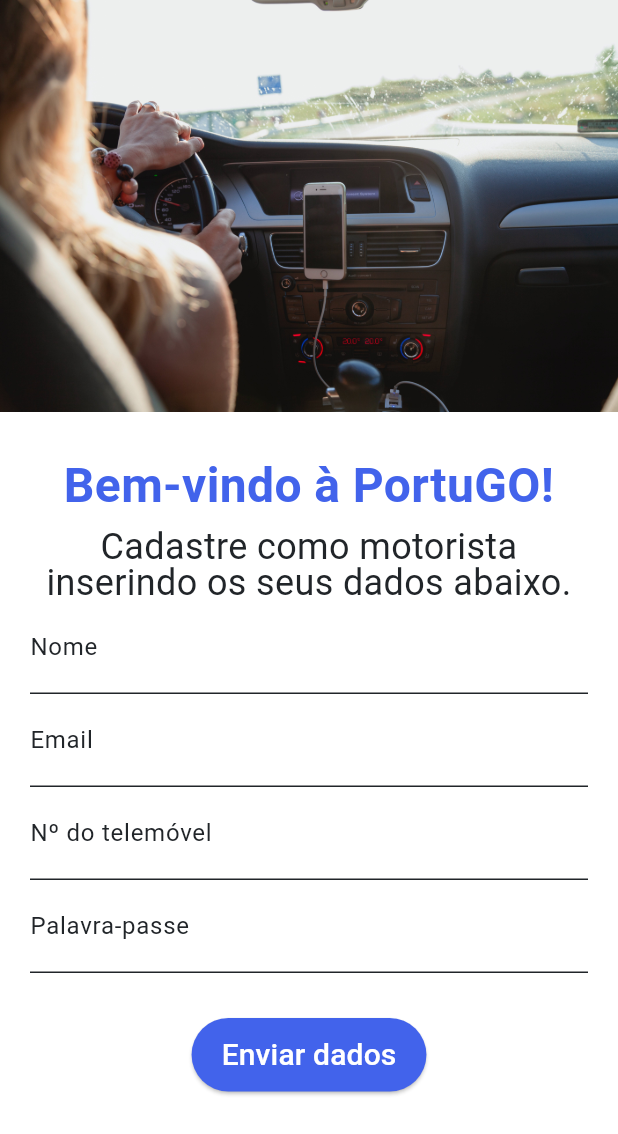
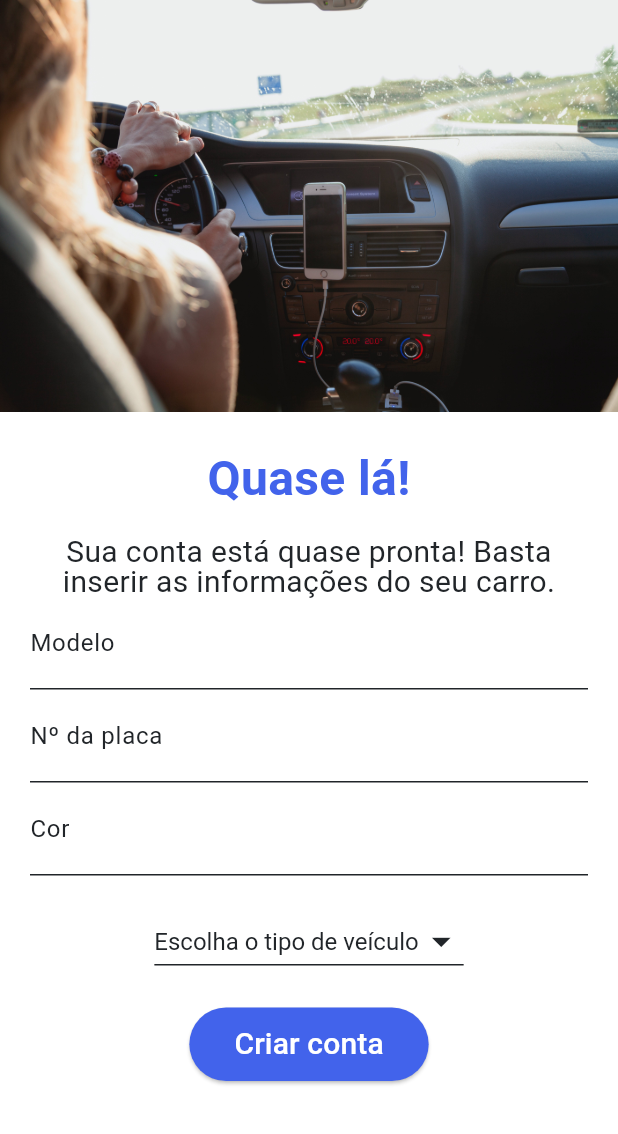
Before and after one commit to LeonardoDuarteCoelho/portu-go-app, a Flutter app: the screen it shows after launch, after a tap on "Enviar dados", on a phone screen of 412 x 824 dp. Shown: the top 1134 px of the screen. Run offline on Flutter 3.47's test engine with Material 3 defaults, Android fonts, the phone set to English and light mode, and no system bars.

Commit message:
"Car Details" screen completed.

```diff
--- /dev/null
+++ b/lib/authenticationScreens/car_info_screen.dart
@@ -0,0 +1,168 @@
+import 'package:flutter/material.dart';
+import 'package:portu_go_driver/authenticationScreens/signup_screen.dart';
+import 'package:portu_go_driver/components/text_input.dart';
+import 'package:portu_go_driver/constants.dart';
+
+import '../components/button.dart';
+
+class CarInfoScreen extends StatefulWidget {
+  const CarInfoScreen({super.key});
+
+  @override
+  State<CarInfoScreen> createState() => _CarInfoScreenState();
+}
+
+class _CarInfoScreenState extends State<CarInfoScreen> {
+  // 'TextEditingController' is basically what permits us to set text, via code, into text fields.
+  TextEditingController carModelTextEditingController  = TextEditingController();
+  TextEditingController carNumberTextEditingController = TextEditingController();
+  TextEditingController carColorTextEditingController  = TextEditingController();
+
+  // Car types for the driver to choose:
+  List<String> carTypesList = [
+    'Prime', // For SUVs or minivans; minimum of 6 seats and lots os space for baggage.
+    'GO', // PortuGO's standard ride; 2 to 4 seats and may or may not have a trunk.
+  ];
+  String? selectedCarType;
+  Map<String, String> carTypeExplanations = {
+    'Prime': AppStrings.carPrimeExplanation,
+    'GO': AppStrings.carGoExplanation,
+  };
+
+  @override
+  Widget build(BuildContext context) {
+    return Scaffold(
+      backgroundColor: AppColors.white,
+      // For getting the driver's car info from the multiples text fields:
+      body: SingleChildScrollView(
+        child: Column(
+          mainAxisAlignment: MainAxisAlignment.start,
+          children: [
+            Image.asset('images/pexels-peter-fazekas-1386649.jpg'),
+            Padding(
+              padding: const EdgeInsets.all(AppSpaceValues.space3),
+              child: Column(
+                children: [
+                  const SizedBox(height: AppSpaceValues.space1),
+
+                  const Text(
+                    AppStrings.greetingsUserMessage,
+                    textAlign: TextAlign.center,
+                    style: TextStyle(
+                      fontFamily: AppFontFamilies.primaryFont,
+                      fontSize: AppFontSizes.xl,
+                      fontWeight: AppFontWeights.bold,
+                      color: AppColors.indigo7,
+                      height: AppLineHeights.ml,
+                    ),
+                  ),
+
+                  const SizedBox(height: AppSpaceValues.space3),
+
+                  const Text(
+                    AppStrings.insertCarInfoMessage,
+                    textAlign: TextAlign.center,
+                    style: TextStyle(
+                      fontFamily: AppFontFamilies.primaryFont,
+                      fontSize: AppFontSizes.ml,
+                      fontWeight: AppFontWeights.regular,
+                      color: AppColors.gray9,
+                      height: AppLineHeights.m,
+                    ),
+                  ),
+
+                  // --> Driver's car model:
+                  CustomTextInput(
+                    controller: carModelTextEditingController,
+                    labelText: AppStrings.carModelTextField,
+                    hintText: AppStrings.carModelTextField,
+                  ),
+
+                  // --> Driver's car model:
+                  CustomTextInput(
+                    controller: carNumberTextEditingController,
+                    labelText: AppStrings.carNumberTextField,
+                    hintText: AppStrings.carNumberTextField,
+                  ),
+
+                  // --> Driver's car model:
+                  CustomTextInput(
+                    controller: carColorTextEditingController,
+                    labelText: AppStrings.carColorTextField,
+                    hintText: AppStrings.carColorTextField,
+                  ),
+
+                  const SizedBox(height: AppSpaceValues.space3),
+
+                  // --> Driver's car type (check string array 'carTypesList'):
+                  DropdownButton(
+                    iconDisabledColor: AppColors.gray3,
+                    iconEnabledColor: AppColors.gray9,
+                    iconSize: 30,
+                    underline: Container(
+                      height: 1,
+                      color: AppColors.gray9,
+                    ),
+                    style: const TextStyle(
+                      fontSize: AppFontSizes.m,
+                      color: AppColors.gray9,
+                    ),
+                    hint: const Text(
+                        AppStrings.carTypeDropdownHint,
+                        style: TextStyle(
+                          fontSize: AppFontSizes.m,
+                          color: AppColors.gray9,
+                        ),
+                    ),
+                    value: selectedCarType,
+                    items: carTypesList.map((carType){
+                      return DropdownMenuItem(
+                        value: carType,
+                        child: Text(
+                          carType,
+                          style: const TextStyle(
+                              fontSize: AppFontSizes.ml,
+                              color: AppColors.gray9
+                          ),
+                        ),
+                      );
+                    }).toList(),
+                    onChanged: (newValue) {
+                      setState(() {
+                        selectedCarType = newValue.toString();
+                      });
+                    }
+                  ),
+
+                  if (selectedCarType != null)
+                    Padding(
+                      padding: const EdgeInsets.all(8.0),
+                      child: Text(
+                        carTypeExplanations[selectedCarType] ?? '', // Display the explanation
+                        textAlign: TextAlign.center,
+                        style: const TextStyle(
+                          fontSize: AppFontSizes.m,
+                          height: AppLineHeights.m,
+                          color: AppColors.gray9,
+                        ),
+                      ),
+                    ),
+
+                  const SizedBox(height: AppSpaceValues.space3),
+
+                  CustomButton(
+                      text: AppStrings.createAccountButton,
+                      onPressed: () {
+                        Navigator.push(context, MaterialPageRoute(builder: (c) => const SignUpScreen()));
+                      }
+                  ),
+
+                ],
+              ),
+            ),
+          ],
+        ),
+      ),
+    );
+  }
+}
--- a/lib/authenticationScreens/signup_screen.dart
+++ b/lib/authenticationScreens/signup_screen.dart
@@ -1,4 +1,5 @@
 import 'package:flutter/material.dart';
+import 'package:portu_go_driver/authenticationScreens/car_info_screen.dart';
 import 'package:portu_go_driver/components/button.dart';
 import 'package:portu_go_driver/constants.dart';
 import 'package:portu_go_driver/components/text_input.dart';
@@ -26,13 +27,12 @@
         child: Column(
             mainAxisAlignment: MainAxisAlignment.start,
             children: [
-
-              Image.asset('images/pexels-peter-fazekas-1386649.jpg'),
+              Image.asset('images/pexels-hassan-ouajbir-804128.jpg'),
               Padding(
                   padding: const EdgeInsets.all(AppSpaceValues.space3),
                   child: Column(
                     children: [
-                      const SizedBox(height: AppSpaceValues.space2),
+                      const SizedBox(height: AppSpaceValues.space1),
 
                       const Text(
                         AppStrings.welcomeMessage,
@@ -46,14 +46,14 @@
                         ),
                       ),
 
-                      const SizedBox(height: AppSpaceValues.space2),
+                      const SizedBox(height: AppSpaceValues.space3),
 
                       const Text(
                         AppStrings.signingUpAsDriverMessage,
                         textAlign: TextAlign.center,
                         style: TextStyle(
                           fontFamily: AppFontFamilies.primaryFont,
-                          fontSize: AppFontSizes.l,
+                          fontSize: AppFontSizes.ml,
                           fontWeight: AppFontWeights.regular,
                           color: AppColors.gray9,
                           height: AppLineHeights.m,
@@ -91,12 +91,12 @@
                         obscureText: true,
                       ),
 
-                      const SizedBox(height: AppSpaceValues.space4),
+                      const SizedBox(height: AppSpaceValues.space5),
 
                       CustomButton(
-                          text: AppStrings.submitButton,
+                          text: AppStrings.submitDataButton,
                           onPressed: () {
-                            // TODO: Send the driver's data to database.
+                            Navigator.push(context, MaterialPageRoute(builder: (c) => const CarInfoScreen()));
                           }
                       ),
                     ],
--- a/lib/components/button.dart
+++ b/lib/components/button.dart
@@ -26,7 +26,7 @@
       style: ElevatedButton.styleFrom(
         backgroundColor: backgroundColor,
         foregroundColor: textColor,
-        padding: const EdgeInsets.symmetric(horizontal: AppSpaceValues.space3, vertical: AppSpaceValues.space2),
+        padding: const EdgeInsets.symmetric(horizontal: AppSpaceValues.space4, vertical: AppSpaceValues.space2),
         shape: RoundedRectangleBorder(
           borderRadius: BorderRadius.circular(AppSpaceValues.space9),
           side: BorderSide.none,
--- a/lib/constants.dart
+++ b/lib/constants.dart
@@ -8,44 +8,49 @@
   static const String emailTextField = 'Email';
   static const String phoneTextField = 'Nº do telemóvel';
   static const String passwordTextField = 'Palavra-passe';
-  static const String submitButton = 'Enviar dados';
+  static const String submitDataButton = 'Enviar dados';
 
-  // --------------------------------------------------------
+  // 'car_info_screen.dart'
+  static const String greetingsUserMessage = 'Quase lá!';
+  static const String insertCarInfoMessage = 'Sua conta está quase pronta! Basta inserir as informações do seu carro.';
+  static const String carModelTextField = 'Modelo';
+  static const String carNumberTextField = 'Nº da placa';
+  static const String carColorTextField = 'Cor';
+  static const String carTypeDropdownHint = 'Escolha o tipo de veículo';
+  static const String carPrimeExplanation = 'Carros SUV ou minivans. Mínimo de 5 assentos disponíveis e espaço para malas.';
+  static const String carGoExplanation = 'Carros comuns. Mínimo de 3 assentos disponíveis (porta-malas não é obrigatório).';
+  static const String createAccountButton = 'Criar conta';
 
   // 'home_screen.dart'
   static const String homeScreenTitle = 'Home';
-  // --------------------------------------------------------
 
   // 'ratings_screen.dart'
   static const String ratingsScreenTitle = 'Avaliações';
-  // --------------------------------------------------------
 
   // 'earnings_screen.dart'
   static const String earningsScreenTitle = 'Renda';
-  // --------------------------------------------------------
 
   // 'profile_screen.dart'
   static const String profileScreenTitle = 'Perfil';
-  // --------------------------------------------------------
 }
 
 class AppColors {
   // Essential colors:
-  static const Color black       = Color(0xFF000000);
-  static const Color white       = Color(0xFFFFFFFF);
+  static const Color black = Color(0xFF000000);
+  static const Color white = Color(0xFFFFFFFF);
   static const Color transparent = Color(0x00000000);
 
   // Themed colors:
-  static const Color gray0   = Color(0xFFF8F9FA);
-  static const Color gray1   = Color(0xFFF1F3F5);
-  static const Color gray2   = Color(0xFFE9ECEF);
-  static const Color gray3   = Color(0xFFDEE2E6);
-  static const Color gray4   = Color(0xFFCED4DA);
-  static const Color gray5   = Color(0xFFADB5BD);
-  static const Color gray6   = Color(0xFF868E96);
-  static const Color gray7   = Color(0xFF495057);
-  static const Color gray8   = Color(0xFF343A40);
-  static const Color gray9   = Color(0xFF212529);
+  static const Color gray0 = Color(0xFFF8F9FA);
+  static const Color gray1 = Color(0xFFF1F3F5);
+  static const Color gray2 = Color(0xFFE9ECEF);
+  static const Color gray3 = Color(0xFFDEE2E6);
+  static const Color gray4 = Color(0xFFCED4DA);
+  static const Color gray5 = Color(0xFFADB5BD);
+  static const Color gray6 = Color(0xFF868E96);
+  static const Color gray7 = Color(0xFF495057);
+  static const Color gray8 = Color(0xFF343A40);
+  static const Color gray9 = Color(0xFF212529);
   static const Color indigo0 = Color(0xFFEDF2FF);
   static const Color indigo1 = Color(0xFFDBE4FF);
   static const Color indigo2 = Color(0xFFBAC8FF);
@@ -64,34 +69,34 @@
 
 class AppFontSizes {
   static const double xxl = 40;
-  static const double xl  = 32;
-  static const double l   = 24;
-  static const double ml  = 20;
-  static const double m   = 16;
-  static const double sm  = 14;
-  static const double s   = 12;
+  static const double xl = 32;
+  static const double l = 24;
+  static const double ml = 20;
+  static const double m = 16;
+  static const double sm = 14;
+  static const double s = 12;
 }
 
 class AppFontWeights {
-  static const black     = FontWeight.w900;
+  static const black = FontWeight.w900;
   static const semiBlack = FontWeight.w800;
-  static const bold      = FontWeight.w700;
-  static const semiBold  = FontWeight.w600;
-  static const medium    = FontWeight.w500;
-  static const regular   = FontWeight.w400;
-  static const light     = FontWeight.w300;
+  static const bold = FontWeight.w700;
+  static const semiBold = FontWeight.w600;
+  static const medium = FontWeight.w500;
+  static const regular = FontWeight.w400;
+  static const light = FontWeight.w300;
   static const semiLight = FontWeight.w200;
-  static const thin      = FontWeight.w100;
+  static const thin = FontWeight.w100;
 }
 
 class AppLineHeights {
   static const double xxl = 1.8;
-  static const double xl  = 1.6;
-  static const double l   = 1.4;
-  static const double ml  = 1.2;
-  static const double m   = 1.0;
-  static const double sm  = 0.9;
-  static const double s   = 0.8;
+  static const double xl = 1.6;
+  static const double l = 1.4;
+  static const double ml = 1.2;
+  static const double m = 1.0;
+  static const double sm = 0.9;
+  static const double s = 0.8;
 }
 
 class AppSpaceValues {
```
Also changed, not shown: images/pexels-hassan-ouajbir-804128.jpg (added).
